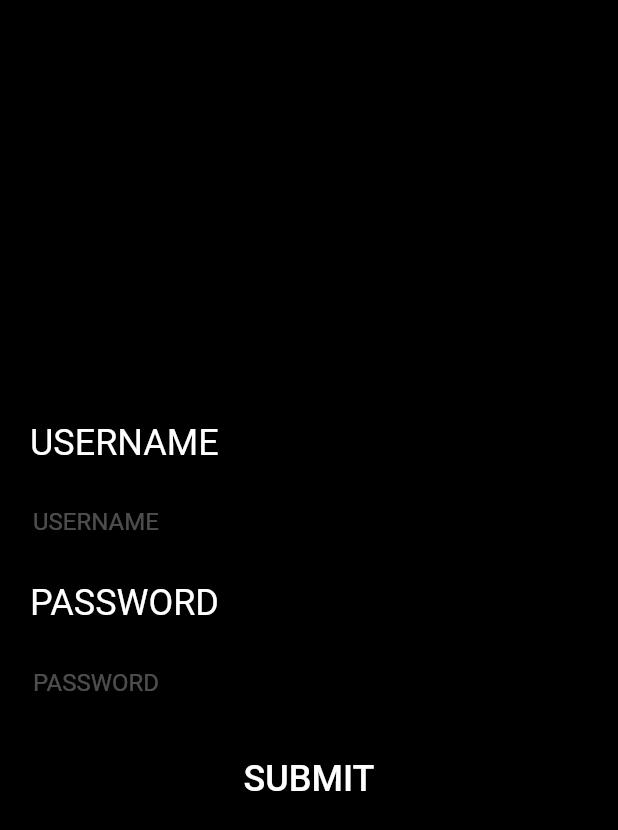
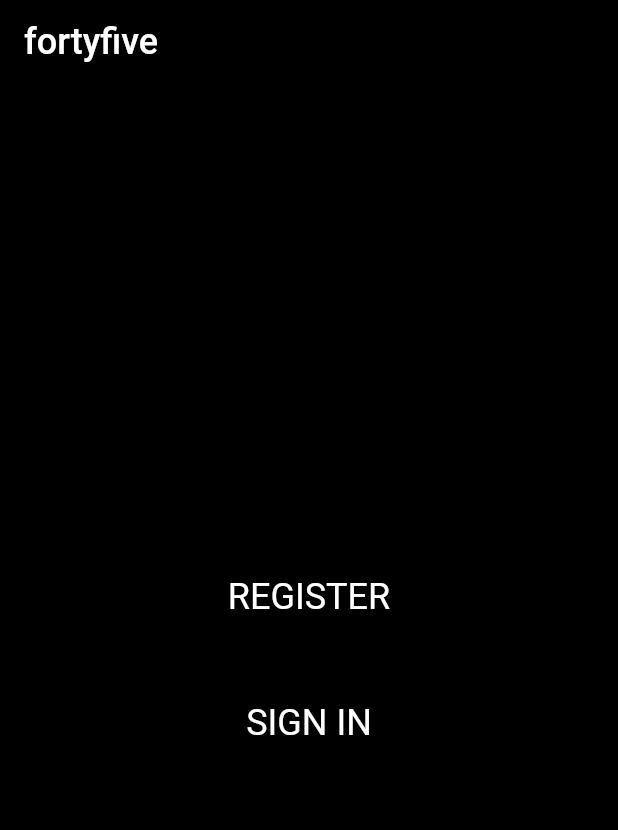
Before and after one commit to ThejasBK/UtonEnergia, a Flutter app: the screen it shows after launch, on a phone screen of 412 x 824 dp. Shown: the top 830 px of the screen. Run offline on Flutter 3.47's test engine with Material 2 defaults, Android fonts, the phone set to English and light mode, and no system bars.

Commit message:
Registration and invite done

```diff
--- a/lib/main.dart
+++ b/lib/main.dart
@@ -1,5 +1,6 @@
 import 'package:flutter/material.dart';
 import 'register.dart';
+import 'signin.dart';
 //Splash screen changed in android/app/src/main/res/drawable -  android
 //Splash screen changed in ios/Runner/Assets.xcassets/launchImage.imageset - iOS
 void main() {
@@ -11,79 +12,66 @@ void main() {
 }
 
 class MyApp extends StatelessWidget {
-  // This widget is the root of your application.
-  Container input(String inp, bool obscurity) {
-    return Container(
-        margin: EdgeInsets.all(10),
-        //width: MediaQuery.of(context).size.width * 0.8,
-        child: new Theme(data: new ThemeData(
-            primaryColor: Colors.white30,
-            primaryColorDark: Colors.white
-        ), child: new TextField(
-          style: TextStyle(
-              color: Colors.white
-          ),
-          obscureText: obscurity,
-          cursorColor: Colors.white30,
-          decoration: InputDecoration(
-            border: OutlineInputBorder(
-                borderSide: BorderSide(color: Colors.white30)
-            ),
-            labelText: inp,
-            labelStyle: TextStyle(
-                color: Colors.white30
-            ),
-          ),
-        ))
+  Builder userStatus(String status) {
+    return Builder(
+      builder: (context) => FlatButton(
+        onPressed: () {
+          if(status == 'REGISTER')
+            Navigator.push(context,
+                MaterialPageRoute(
+                    builder: (context) => Register()
+                )
             );
-  }
-  Padding inputLabel(String name) {
-    return Padding(
-      padding: const EdgeInsets.only(left: 20.0),
-      child: Text(
-        name,
+          else
+            Navigator.push(context,
+                MaterialPageRoute(
+                    builder: (context) => SignIn()
+                )
+            );
+        },
+        child: Card(
+            color: Colors.black,
+            child: Padding(
+                padding: const EdgeInsets.all(10.0),
+                child: ListTile(
+                  title: Center(child: Text(
+                      status,
                       style: TextStyle(
                         color: Colors.white,
                         fontSize: 24
+                      ),
+                  )),
+                )
+            )
         ),
       ),
     );
   }
   @override
   Widget build(BuildContext context) {
-    return SafeArea(
-      child: Scaffold(
+      return MaterialApp(
+          home: Scaffold(
+            appBar: AppBar(
+              backgroundColor: Colors.black,
+              title: Text(
+                'fortyfive',
+                style: TextStyle(
+                  fontSize: 24,
+                  color: Colors.white
+                ),
+              ),
+            ),
             backgroundColor: Colors.black,
             body: Container(
               child: Column(
                 mainAxisAlignment: MainAxisAlignment.center,
-              crossAxisAlignment: CrossAxisAlignment.start,
                 children: <Widget>[
-                inputLabel('USERNAME'),
-                input('USERNAME', false),
-                inputLabel("PASSWORD"),
-                input('PASSWORD', true),
-                Container(
-                  width: MediaQuery.of(context).size.width * 1,
-                  child: RaisedButton(
-                    onPressed: () {
-                      print('Hello');
-                    },
-                    color: Colors.black,
-                    child: Text(
-                      'SUBMIT',
-                      style: TextStyle(
-                          color: Colors.white,
-                          fontSize: 24
-                      ),
-                    ),
-                    splashColor: Colors.white30,
-                  ),
+                  userStatus('REGISTER'),
+                  userStatus('SIGN IN')
+                ],
               )
-              ],
-            ),
-          ),
-      ),
+            )
+          )
       );
   }
 }
```
Also changed, not shown: lib/register.dart (+87 -3 lines), lib/signin.dart (added, +13 -0 lines). Lines whose indentation alone changed are shown as unchanged.
